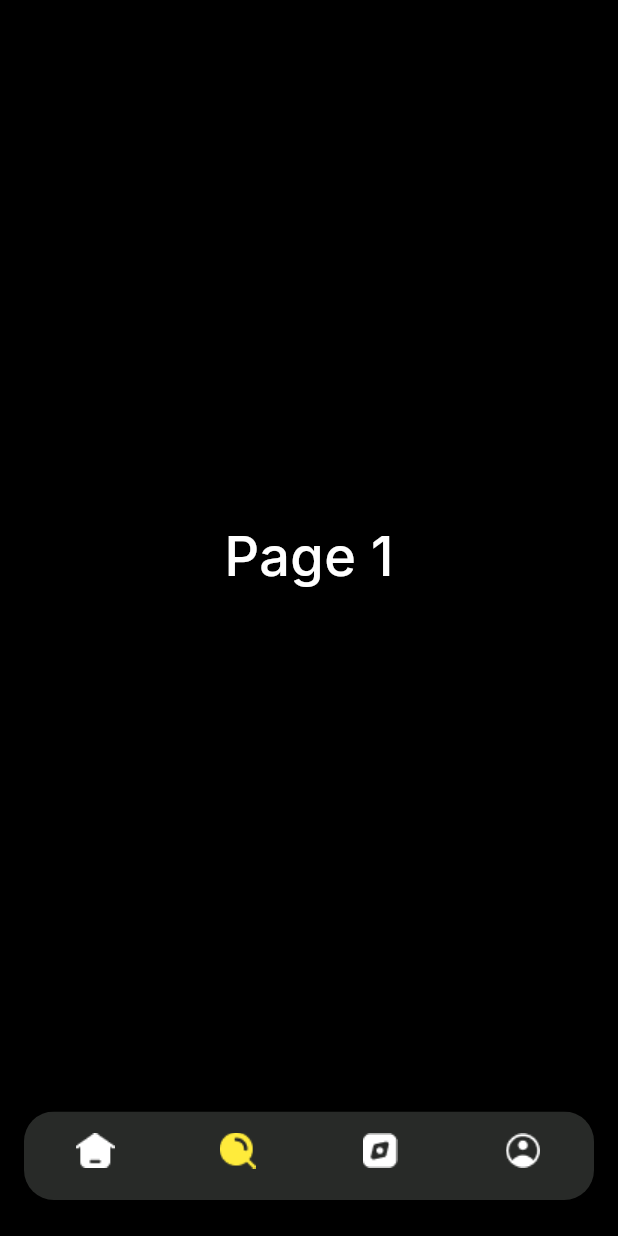
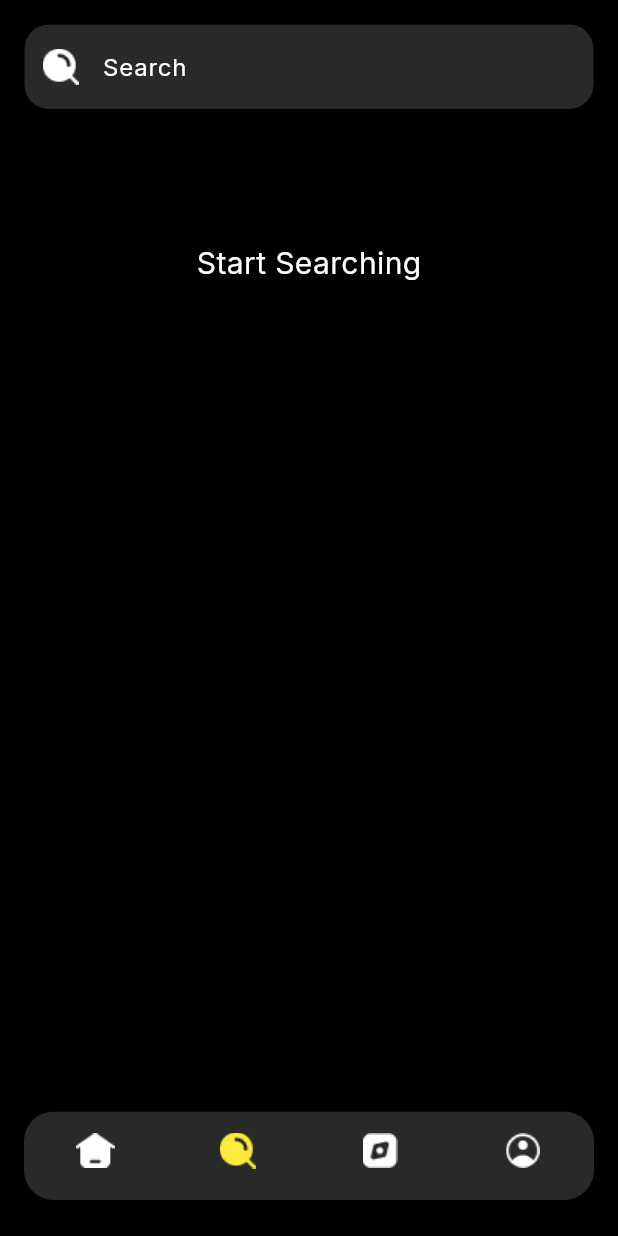
Before and after one commit to Mustafa-Mohamed26/movies_app, a Flutter app: the screen it shows after launch, item 2 of the bottom bar chosen, on a phone screen of 412 x 824 dp. Run offline on Flutter 3.47's test engine with Material 3 defaults, Android fonts, the light colour scheme and no system bars; our stand-ins replace cached_network_image, carousel_slider, flutter_bloc, flutter_switch, google_fonts; missing offline and left inert: colorful_iconify_flutter, iconify_flutter; network calls fail.

Commit message:
Implement search functionality with BLoC state management and add SearchTab UI

```diff
--- a/lib/api/api_manager.dart
+++ b/lib/api/api_manager.dart
@@ -53,11 +53,13 @@ class ApiManager {
     String? genre,
     int? limit,
     int? page,
+    String? query,
   }) async {
     Uri url = Uri.https(ApiConstants.moviesBaseUrl, EndPoints.listMoviesApi, {
       "genre": genre,
       "limit": limit.toString(),
       "page": page.toString(),
+      "query_term": query,
     });
 
     try {
--- a/lib/ui/home/cubit/movie_list_states.dart
+++ b/lib/ui/home/cubit/movie_list_states.dart
@@ -5,6 +5,8 @@ abstract class MovieListStates {}
 class MovieListInitialState extends MovieListStates {}
 
 class MovieListLoadingState extends MovieListStates {}
+
+class MovieListEmptyState extends MovieListStates {}
 
 class MovieListSuccessState extends MovieListStates {
   List<Movies> moviesList = [];
--- a/lib/ui/home/cubit/movie_list_view_model.dart
+++ b/lib/ui/home/cubit/movie_list_view_model.dart
@@ -1,3 +1,4 @@
+import 'package:flutter/material.dart';
 import 'package:flutter_bloc/flutter_bloc.dart';
 import 'package:movies_app/api/api_manager.dart';
 import 'package:movies_app/ui/home/cubit/movie_list_states.dart';
@@ -5,21 +6,33 @@ import 'package:movies_app/ui/home/cubit/movie_list_states.dart';
 class MovieListViewModel extends Cubit<MovieListStates> {
   MovieListViewModel() : super(MovieListInitialState());
 
-  void loadMoviesList({String? genre, int? limit, int? page}) async {
+  TextEditingController searchController = TextEditingController();
+
+  void loadMoviesList({String? genre, int? limit, int? page, String? query}) async {
+    // Emit loading state
     emit(MovieListLoadingState());
     try {
       var response = await ApiManager.getListOfMovies(
         genre: genre,
         limit: limit,
         page: page,
+        query: searchController.text,
       );
+
+      // Check if response status is not "ok"
       if (response?.status != "ok") {
         emit(
           MovieListErrorState(errorMessage: response?.statusMessage ?? "Error"),
         );
         return;
       }
-      emit(MovieListSuccessState(moviesList: response?.data?.movies ?? []));
+      // Check if movies list is empty
+      if (response!.data!.movies!.isEmpty) {
+        emit(MovieListEmptyState());
+        return;
+      }
+      // Emit success state with movies list
+      emit(MovieListSuccessState(moviesList: response.data?.movies ?? []));
     } catch (e) {
       emit(MovieListErrorState(errorMessage: e.toString()));
     }
--- a/lib/ui/home/home_screen.dart
+++ b/lib/ui/home/home_screen.dart
@@ -1,5 +1,6 @@
 import 'package:flutter/material.dart';
 import 'package:movies_app/ui/home/tabs/home/home_tab.dart';
+import 'package:movies_app/ui/home/tabs/search/search_tab.dart';
 import 'package:movies_app/utils/app_styles.dart';
 import 'package:movies_app/widgets/custom_bottom_nav_bar.dart';
 
@@ -15,7 +16,7 @@ class _HomeScreenState extends State<HomeScreen> {
 
   final List<Widget> pages = [
     HomeTab(),
-    Center(child: Text("Page 1", style: AppStyles.medium36white,)),
+    SearchTab(),
     Center(child: Text("Page 2", style: AppStyles.medium36white,)),
     Center(child: Text("Page 3", style: AppStyles.medium36white,)),
   ];
--- /dev/null
+++ b/lib/ui/home/tabs/search/search_tab.dart
@@ -0,0 +1,122 @@
+import 'package:flutter/material.dart';
+import 'package:flutter_bloc/flutter_bloc.dart';
+import 'package:movies_app/models/movie_details_response.dart';
+import 'package:movies_app/ui/home/cubit/movie_list_states.dart';
+import 'package:movies_app/ui/home/cubit/movie_list_view_model.dart';
+import 'package:movies_app/utils/app_assets.dart';
+import 'package:movies_app/utils/app_colors.dart';
+import 'package:movies_app/utils/app_routes.dart';
+import 'package:movies_app/utils/app_styles.dart';
+import 'package:movies_app/widgets/custom_card.dart';
+import 'package:movies_app/widgets/custom_text_form_field.dart';
+
+class SearchTab extends StatefulWidget {
+  const SearchTab({super.key});
+
+  @override
+  State<SearchTab> createState() => _SearchTabState();
+}
+
+class _SearchTabState extends State<SearchTab> {
+  MovieListViewModel movieListViewModel = MovieListViewModel();
+  @override
+  Widget build(BuildContext context) {
+    var height = MediaQuery.sizeOf(context).height;
+    var width = MediaQuery.sizeOf(context).width;
+    return Column(
+      children: [
+        Padding(
+          padding: EdgeInsets.only(
+            top: height * 0.02,
+            left: width * 0.04,
+            right: width * 0.04,
+
+          ),
+          child: CustomTextField(
+            controller: movieListViewModel.searchController,
+            colorBorderSide: AppColors.grey,
+            style: AppStyles.regular16white,
+            hintStyle: AppStyles.regular16white,
+            prefixIcon: Image.asset(
+              AppAssets.searchIcon,
+              width: width * 0.05,
+              height: height * 0.05,
+            ),
+            hintText: "Search",
+            onChanged: (value) {
+              movieListViewModel.loadMoviesList(
+                limit: 50,
+                page: 1,
+                query: value,
+              );
+            },
+          ),
+        ),
+
+        BlocBuilder<MovieListViewModel, MovieListStates>(
+          bloc: movieListViewModel,
+          builder: (context, state) {
+            if (state is MovieListErrorState) {
+              return Center(
+                child: Text(
+                  state.errorMessage,
+                  style: AppStyles.regular20white,
+                ),
+              );
+            }
+            if (state is MovieListEmptyState) {
+              return Center(
+                child: Text(
+                  "No Movies Found",
+                  style: AppStyles.regular20white,
+                ),
+              );
+            }
+            if (state is MovieListSuccessState) {
+              return Expanded(
+                child: GridView.builder(
+                  padding: EdgeInsets.symmetric(
+                    horizontal: width * 0.05,
+                    vertical: height * 0.02,
+                  ),
+                  gridDelegate: SliverGridDelegateWithFixedCrossAxisCount(
+                    crossAxisCount: 2,
+                    crossAxisSpacing: width * 0.05,
+                    mainAxisSpacing: height * 0.02,
+                    childAspectRatio: 0.7,
+                  ),
+                  itemCount: state.moviesList.length,
+                  itemBuilder: (context, index) {
+                    final movie = state.moviesList[index];
+                    return CustomCard(
+                      image: (movie.mediumCoverImage?.isNotEmpty ?? false)
+                          ? movie.mediumCoverImage!
+                          : AppAssets.test1,
+                      rate: movie.rating ?? 0.0,
+                      onTap: () {
+                        Navigator.pushNamed(
+                          context,
+                          AppRoutes.details,
+                          arguments: movie.id,
+                        );
+                      },
+                    );
+                  },
+                ),
+              );
+            }
+            return SizedBox(
+              height: height * 0.25,
+              child: Center(
+                child: Text(
+                  "Start Searching",
+                  style: AppStyles.regular20white,
+                ),
+              ),
+            );
+          },
+        ),
+      ],
+    );
+  }
+}
```
